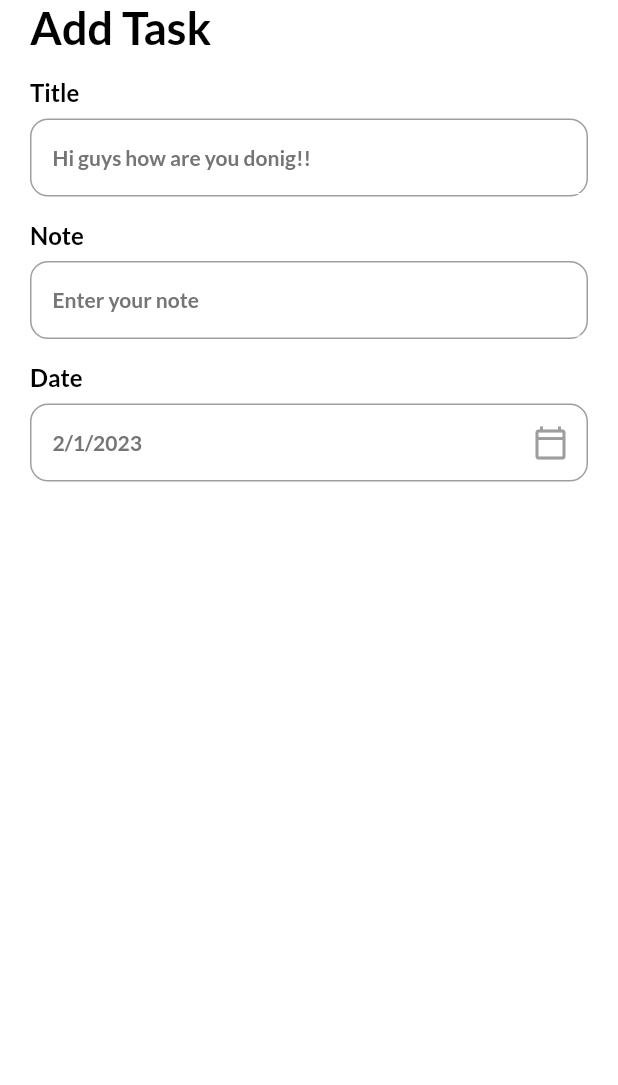
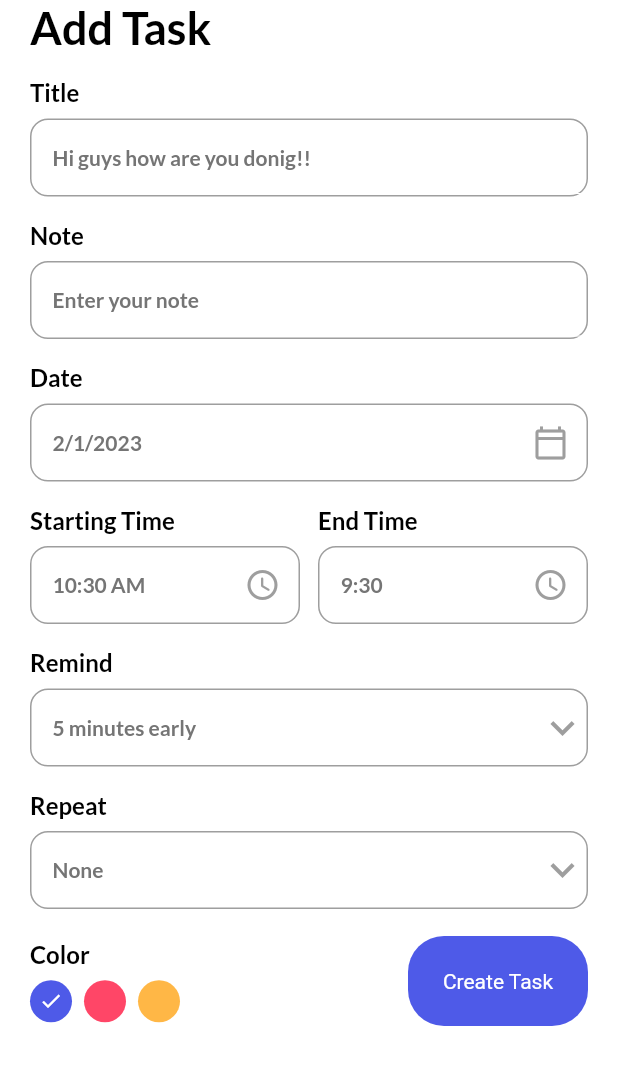
Before and after one commit to AtharvKhamkar/ToDoApp, a Flutter app: the AddTaskPage screen opened directly, on a phone screen of 412 x 824 dp, the part 84-1169 px from its top. Run offline on Flutter 3.47's test engine with Material 2 defaults, Android fonts, the phone set to English and light mode, and no system bars; our stand-ins replace date_picker_timeline, flutter_local_notifications, get, get_storage, google_fonts, timezone; accounts and stored records are empty.

Commit message:
AddTaskPageDone

```diff
--- a/lib/ui/add_task_bar.dart
+++ b/lib/ui/add_task_bar.dart
@@ -3,6 +3,7 @@ import 'package:get/get.dart';
 import 'package:intl/intl.dart';
 import 'package:todoapp/services/theme_services.dart';
 import 'package:todoapp/ui/theme.dart';
+import 'package:todoapp/ui/widget/button.dart';
 import 'package:todoapp/ui/widget/input_field.dart';
 
 class AddTaskPage extends StatefulWidget {
@@ -14,6 +15,24 @@ class AddTaskPage extends StatefulWidget {
 
 class _AddTaskPageState extends State<AddTaskPage> {
   DateTime _selectedDate = DateTime.now();
+  String _endTime = "9:30";
+  String _startTime = DateFormat("hh:mm a").format(DateTime.now()).toString();
+  int _selectedRemind = 5;
+  List<int> remindList = [
+    5,
+    10,
+    15,
+    20,
+  ];
+
+  String _selectedRepeat = "None";
+  List<String> repeatList = [
+    "None",
+    "Daily",
+    "Weekly",
+    "Monthly",
+  ];
+  int _selectedColor = 0;
   var notifyHelper;
 
   @override
@@ -31,7 +50,10 @@ class _AddTaskPageState extends State<AddTaskPage> {
                 "Add Task",
                 style: headingStyle,
               ),
-              MyInputField(title: "Title", hint: "Hi guys how are you donig!!"),
+              MyInputField(
+                title: "Title",
+                hint: "Hi guys how are you donig!!",
+              ),
               MyInputField(title: "Note", hint: "Enter your note"),
               MyInputField(
                 title: "Date",
@@ -45,6 +67,103 @@ class _AddTaskPageState extends State<AddTaskPage> {
                     _getDateFromUser();
                   },
                 ),
+              ),
+              Row(
+                children: [
+                  Expanded(
+                    child: MyInputField(
+                      title: "Starting Time",
+                      hint: _startTime,
+                      widget: IconButton(
+                        onPressed: () {
+                          _getTimeFromUser(isStartTime: true);
+                        },
+                        icon: Icon(
+                          Icons.access_time_rounded,
+                          color: Colors.grey,
+                        ),
+                      ),
+                    ),
+                  ),
+                  SizedBox(width: 12),
+                  Expanded(
+                    child: MyInputField(
+                      title: "End Time",
+                      hint: _endTime,
+                      widget: IconButton(
+                        onPressed: () {
+                          _getTimeFromUser(isStartTime: false);
+                        },
+                        icon: Icon(
+                          Icons.access_time_rounded,
+                          color: Colors.grey,
+                        ),
+                      ),
+                    ),
+                  ),
+                ],
+              ),
+              MyInputField(
+                title: "Remind",
+                hint: "$_selectedRemind minutes early",
+                widget: DropdownButton(
+                  icon: Icon(
+                    Icons.keyboard_arrow_down,
+                    color: Colors.grey,
+                  ),
+                  iconSize: 32,
+                  elevation: 4,
+                  style: subTitleStyle,
+                  underline: Container(height: 0),
+                  items: remindList.map<DropdownMenuItem<String>>((int value) {
+                    return DropdownMenuItem<String>(
+                        value: value.toString(), child: Text(value.toString()));
+                  }).toList(),
+                  onChanged: (String? newValue) {
+                    setState(() {
+                      _selectedRemind = int.parse(newValue!);
+                    });
+                  },
+                ),
+              ),
+              MyInputField(
+                title: "Repeat",
+                hint: "$_selectedRepeat",
+                widget: DropdownButton(
+                  icon: Icon(
+                    Icons.keyboard_arrow_down,
+                    color: Colors.grey,
+                  ),
+                  iconSize: 32,
+                  elevation: 4,
+                  style: subTitleStyle,
+                  underline: Container(height: 0),
+                  items:
+                      repeatList.map<DropdownMenuItem<String>>((String? value) {
+                    return DropdownMenuItem<String>(
+                        value: value,
+                        child: Text(
+                          value!,
+                          style: TextStyle(color: Colors.grey),
+                        ));
+                  }).toList(),
+                  onChanged: (String? newValue) {
+                    setState(() {
+                      _selectedRepeat = newValue!;
+                    });
+                  },
+                ),
+              ),
+              SizedBox(
+                height: 18,
+              ),
+              Row(
+                mainAxisAlignment: MainAxisAlignment.spaceBetween,
+                crossAxisAlignment: CrossAxisAlignment.center,
+                children: [
+                  _colorPallete(),
+                  MyButton(label: "Create Task", onTap: () => null)
+                ],
               )
             ],
           ),
@@ -95,4 +214,76 @@ class _AddTaskPageState extends State<AddTaskPage> {
       print("It's null or something is wrong");
     }
   }
+
+  _getTimeFromUser({required bool isStartTime}) async {
+    var pickedTime = await _showTimePicker();
+    String _formatedTime = pickedTime.format(context);
+    if (pickedTime == null) {
+      print("Time canceld");
+    } else if (isStartTime == true) {
+      setState(() {
+        _startTime = _formatedTime;
+      });
+    } else if (isStartTime == false) {
+      setState(() {
+        _endTime = _formatedTime;
+      });
+    }
+  }
+
+  _showTimePicker() {
+    return showTimePicker(
+      initialEntryMode: TimePickerEntryMode.dial,
+      context: context,
+      initialTime: TimeOfDay(
+        //_startTime --> 10:3- AM
+        hour: int.parse(_startTime.split(":")[0]),
+        minute: int.parse(_startTime.split(":")[1].split("")[0]),
+      ),
+    );
+  }
+
+  _colorPallete() {
+    return Column(
+      crossAxisAlignment: CrossAxisAlignment.start,
+      children: [
+        Text(
+          "Color",
+          style: titleStyle,
+        ),
+        SizedBox(
+          height: 8.0,
+        ),
+        Wrap(
+          children: List<Widget>.generate(3, (int index) {
+            return GestureDetector(
+              onTap: () {
+                setState(() {
+                  _selectedColor = index;
+                });
+              },
+              child: Padding(
+                padding: const EdgeInsets.only(right: 8.0),
+                child: CircleAvatar(
+                  radius: 14,
+                  backgroundColor: index == 0
+                      ? primaryClr
+                      : index == 1
+                          ? pinkClr
+                          : yellowClr,
+                  child: _selectedColor == index
+                      ? Icon(
+                          Icons.done,
+                          color: Colors.white,
+                          size: 16,
+                        )
+                      : Container(),
+                ),
+              ),
+            );
+          }),
+        ),
+      ],
+    );
+  }
 }
```
